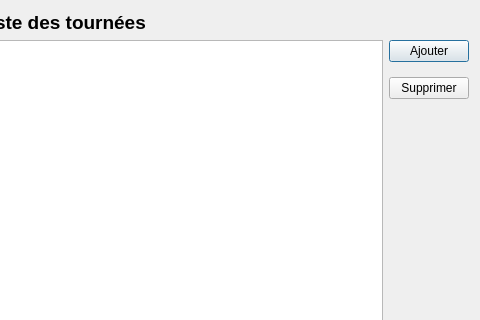
Qt form forms/displaytournee.ui (LouisCrison/Transport_planning) before a commit; both pictures show x 270 to 750 and y 0 to 320 of the 750 by 506 pixel window.
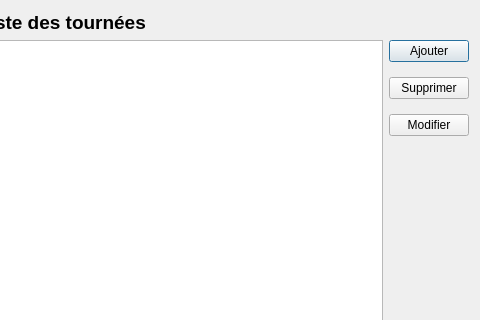
The same form after that commit.

Commit message: Exploring delegate class on Tournees display

Patch:
```diff
--- a/forms/displaytournee.ui
+++ b/forms/displaytournee.ui
@@ -39,6 +39,13 @@
        </property>
       </widget>
      </item>
+     <item>
+      <widget class="QPushButton" name="modifyBtn">
+       <property name="text">
+        <string>Modifier</string>
+       </property>
+      </widget>
+     </item>
      <item>
       <spacer name="verticalSpacer">
        <property name="orientation">
```
Left out of the diff: 3 changed lines with no effect on the pictures. The commit also changes 7 other files.
